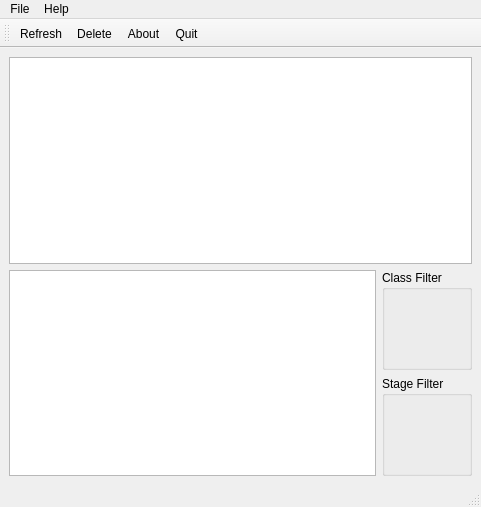
First picture: the form in libelogviewer/qt/elogviewer.ui, repository fonic/elogviewer, before the edit.
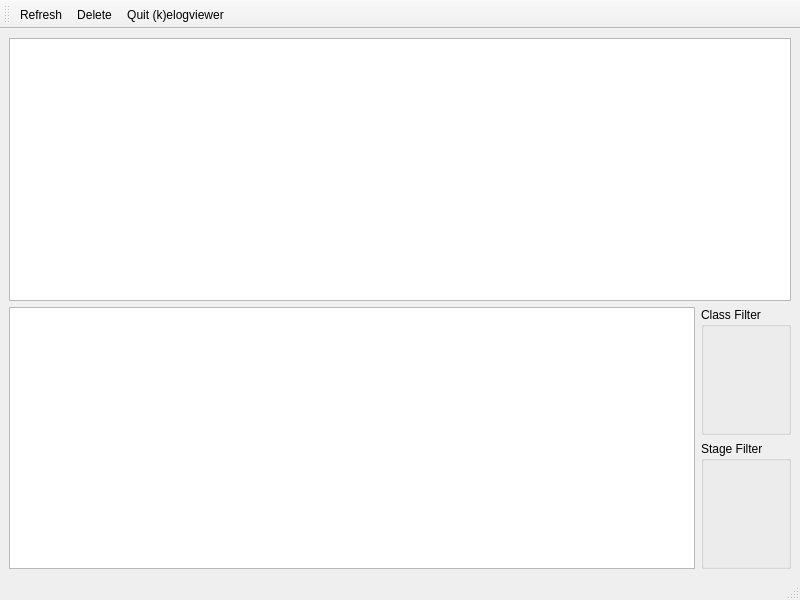
Second picture: the form after the edit.

Commit message: remove actionAbout

```diff
--- a/libelogviewer/qt/elogviewer.ui
+++ b/libelogviewer/qt/elogviewer.ui
@@ -6,8 +6,8 @@
    <rect>
     <x>0</x>
     <y>0</y>
-    <width>481</width>
-    <height>507</height>
+    <width>800</width>
+    <height>600</height>
    </rect>
   </property>
   <property name="sizePolicy">
@@ -76,33 +76,6 @@
     </item>
    </layout>
   </widget>
-  <widget class="QMenuBar" name="menubar">
-   <property name="geometry">
-    <rect>
-     <x>0</x>
-     <y>0</y>
-     <width>481</width>
-     <height>20</height>
-    </rect>
-   </property>
-   <widget class="QMenu" name="menuFile">
-    <property name="title">
-     <string>File</string>
-    </property>
-    <addaction name="actionDelete"/>
-    <addaction name="actionRefresh"/>
-    <addaction name="separator"/>
-    <addaction name="actionQuit"/>
-   </widget>
-   <widget class="QMenu" name="menuHelp">
-    <property name="title">
-     <string>Help</string>
-    </property>
-    <addaction name="actionAbout"/>
-   </widget>
-   <addaction name="menuFile"/>
-   <addaction name="menuHelp"/>
-  </widget>
   <widget class="QStatusBar" name="statusbar"/>
   <widget class="QToolBar" name="toolBar">
    <property name="windowTitle">
@@ -116,12 +89,14 @@
    </attribute>
    <addaction name="actionRefresh"/>
    <addaction name="actionDelete"/>
-   <addaction name="actionAbout"/>
    <addaction name="actionQuit"/>
   </widget>
   <action name="actionQuit">
    <property name="text">
-    <string>Quit</string>
+    <string>&amp;Quit (k)elogviewer</string>
+   </property>
+   <property name="shortcut">
+    <string>Ctrl+Q</string>
    </property>
   </action>
   <action name="actionDelete">
@@ -131,12 +106,10 @@
   </action>
   <action name="actionRefresh">
    <property name="text">
-    <string>Refresh</string>
+    <string>&amp;Refresh</string>
    </property>
-  </action>
-  <action name="actionAbout">
-   <property name="text">
-    <string>About</string>
+   <property name="shortcut">
+    <string>Ctrl+R</string>
    </property>
   </action>
  </widget>
```
Left out of the diff: 3 changed lines with no effect on the pictures. The commit also changes 4 other files.
